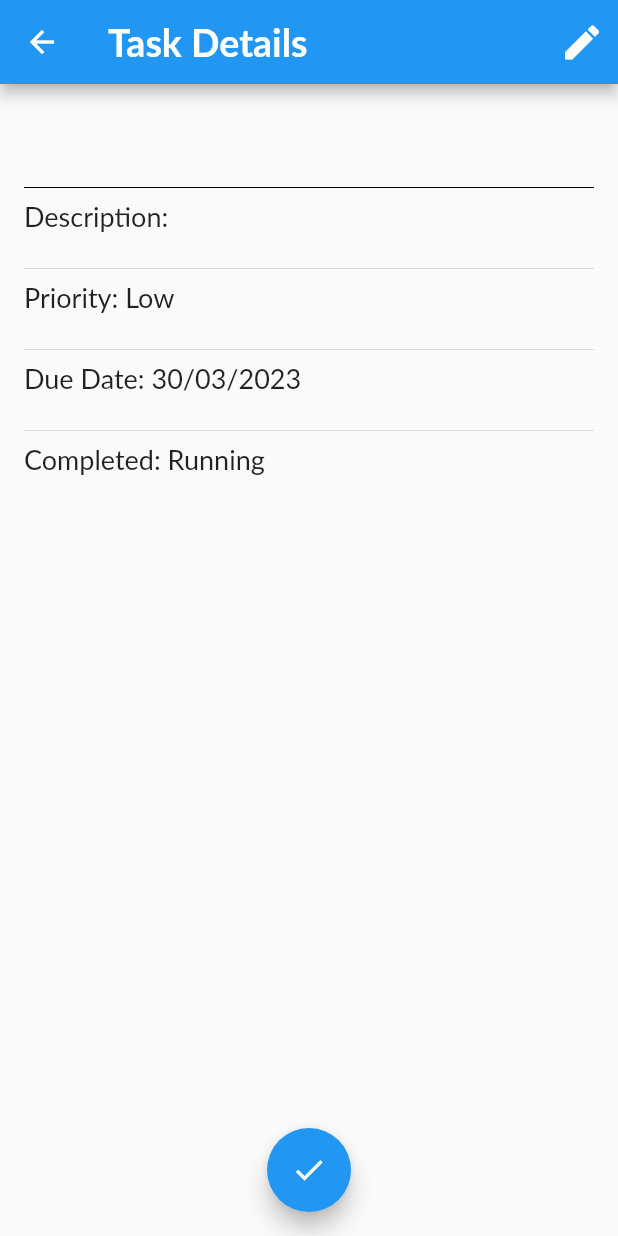
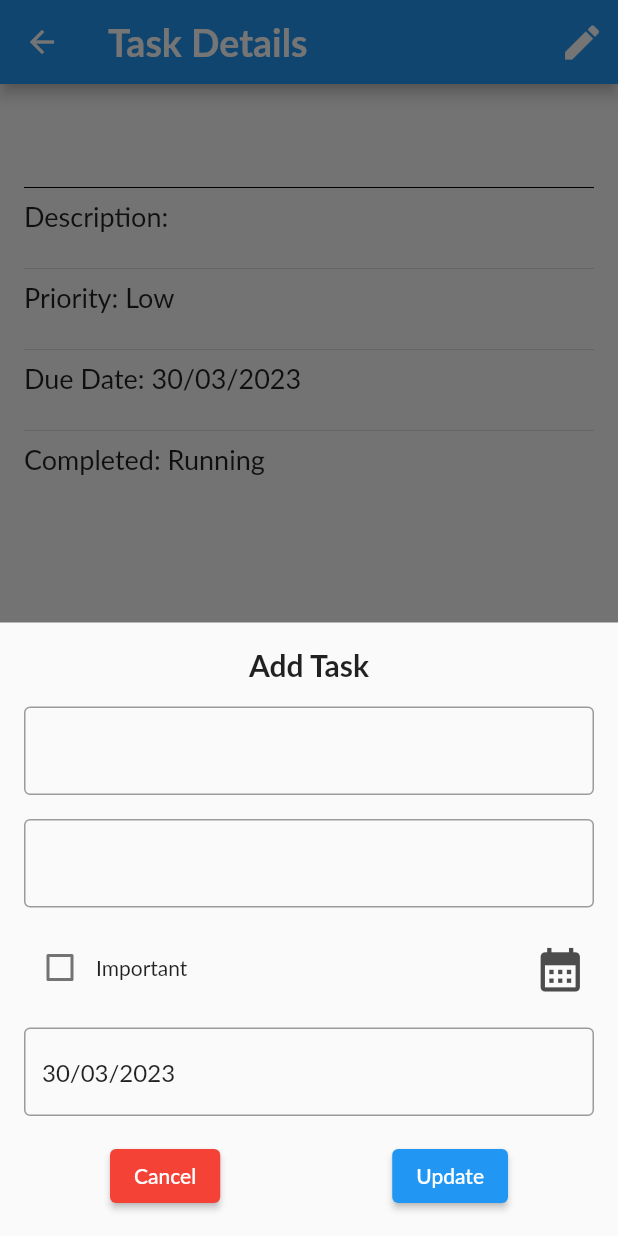
Before and after one commit to MiB1910102/CT484_ToDoList, a Flutter app: the TaskDetail screen opened directly with empty values, after a tap on the "edit" icon, on a phone screen of 412 x 824 dp. Run offline on Flutter 3.47's test engine with Material 2 defaults, Android fonts, the phone set to English and light mode, and no system bars; network calls fail; Roboto replaces fonts that are missing (Lato).

Commit message:
update chuc nang edit task

```diff
--- a/lib/models/task.dart
+++ b/lib/models/task.dart
@@ -1,10 +1,10 @@
 import 'package:flutter/foundation.dart';
 
 class Task {
-  final String taskId;
-  final String taskName;
-  final String description;
-  final DateTime duedate;
+  late String taskId;
+  late String taskName;
+  late String description;
+  late DateTime duedate;
   late ValueNotifier<bool> _isImportant;
   late ValueNotifier<bool> _isDone;
 
@@ -41,4 +41,22 @@ class Task {
   ValueNotifier<bool> get isDoneListenable {
     return _isDone;
   }
+
+  Task copyWith({
+    String? taskId,
+    String? taskName,
+    String? description,
+    bool? isImportant,
+    DateTime? duedate,
+    bool? isDone,
+  }) {
+    return Task(
+      taskId: taskId ?? this.taskId,
+      taskName: taskName ?? this.taskName,
+      description: description ?? this.description,
+      isImportant: isImportant ?? this.isImportant,
+      duedate: duedate ?? this.duedate,
+      isDone: isDone ?? this.isDone,
+    );
+  }
 }
--- /dev/null
+++ b/lib/shared/edit_task_modal.dart
@@ -0,0 +1,158 @@
+// ignore_for_file: prefer_const_constructors, annotate_overrides, avoid_print
+
+import 'package:flutter/material.dart';
+import 'package:intl/intl.dart';
+import 'package:provider/provider.dart';
+import 'package:todolist/models/task.dart';
+import '../tasks/task_manager.dart';
+
+class EditTaskModal extends StatefulWidget {
+  EditTaskModal({Key? key, required this.task, required this.refreshTask})
+      : super(key: key);
+  final Task task;
+  Function refreshTask;
+  @override
+  State<EditTaskModal> createState() => _EditTaskModalState();
+}
+
+class _EditTaskModalState extends State<EditTaskModal> {
+  final taskNameController = TextEditingController();
+  final descriptionController = TextEditingController();
+  final dueDateController = TextEditingController();
+  DateTime? selectedDate;
+  bool _isChecked = false;
+  @override
+  void dispose() {
+    taskNameController.dispose();
+    descriptionController.dispose();
+    dueDateController.dispose();
+    super.dispose();
+  }
+
+  @override
+  void initState() {
+    super.initState();
+    taskNameController.text = widget.task.taskName;
+    descriptionController.text = widget.task.description;
+    selectedDate = widget.task.duedate;
+    dueDateController.text = DateFormat('dd/MM/yyyy').format(selectedDate!);
+    _isChecked = widget.task.isImportant;
+  }
+
+  @override
+  Widget build(BuildContext context) {
+    return Padding(
+      padding: MediaQuery.of(context).viewInsets,
+      child: Container(
+        padding: EdgeInsets.all(16.0),
+        child: Column(
+          mainAxisSize: MainAxisSize.min,
+          children: [
+            Text(
+              'Add Task',
+              style: TextStyle(
+                fontWeight: FontWeight.bold,
+                fontSize: 20.0,
+              ),
+            ),
+            SizedBox(height: 16.0),
+            TextField(
+              controller: taskNameController,
+              decoration: InputDecoration(
+                border: OutlineInputBorder(),
+              ),
+            ),
+            SizedBox(height: 16.0),
+            TextField(
+              controller: descriptionController,
+              decoration: InputDecoration(
+                // labelText: taskNow?.description,
+                border: OutlineInputBorder(),
+              ),
+            ),
+            SizedBox(height: 16.0),
+            Row(
+              mainAxisAlignment: MainAxisAlignment.spaceBetween,
+              // ignore: prefer_const_literals_to_create_immutables
+              children: [
+                Row(
+                  children: [
+                    Checkbox(
+                      checkColor: Colors.white,
+                      value: _isChecked,
+                      onChanged: (bool? value) {
+                        setState(() {
+                          _isChecked = value ?? false;
+                        });
+                      },
+                    ),
+                    Text('Important'),
+                  ],
+                ),
+                IconButton(
+                  icon: const Icon(
+                    Icons.calendar_month_sharp,
+                    size: 35,
+                    color: Color.fromARGB(255, 76, 76, 76),
+                  ),
+                  onPressed: () async {
+                    final DateTime? pickedDate = await showDatePicker(
+                      context: context,
+                      initialDate: DateTime.now(),
+                      firstDate: DateTime.now(),
+                      lastDate: DateTime(2100),
+                    );
+                    if (pickedDate != null && pickedDate != selectedDate) {
+                      setState(() {
+                        selectedDate = pickedDate;
+                        dueDateController.text =
+                            DateFormat('dd/MM/yyyy').format(selectedDate!);
+                      });
+                    }
+                  },
+                ),
+              ],
+            ),
+            SizedBox(height: 16.0),
+            TextField(
+              controller: dueDateController,
+              decoration: InputDecoration(
+                // labelText: DateFormat('dd/MM/yyyy').format(duedate!),
+                border: OutlineInputBorder(),
+              ),
+              readOnly: true,
+            ),
+            SizedBox(height: 16.0),
+            Row(
+              mainAxisAlignment: MainAxisAlignment.spaceAround,
+              children: [
+                ElevatedButton(
+                  style: ButtonStyle(
+                    backgroundColor:
+                        MaterialStateProperty.all<Color>(Colors.red),
+                  ),
+                  onPressed: () {},
+                  child: Text('Cancel'),
+                ),
+                ElevatedButton(
+                  onPressed: () {
+                    context.read<TaskManager>().updateTask(
+                          widget.task.taskId,
+                          taskNameController.text,
+                          descriptionController.text,
+                          _isChecked,
+                          dueDateController.text,
+                        );
+                    widget.refreshTask();
+                    Navigator.pop(context);
+                  },
+                  child: Text('Update'),
+                ),
+              ],
+            )
+          ],
+        ),
+      ),
+    );
+  }
+}
--- a/lib/tasks/task_detail.dart
+++ b/lib/tasks/task_detail.dart
@@ -4,12 +4,22 @@ import 'package:flutter/material.dart';
 import '../models/task.dart';
 import 'package:intl/intl.dart';
 
+import '../shared/edit_task_modal.dart';
 import 'task_manager.dart'; // import package intl
 
-class TaskDetail extends StatelessWidget {
+class TaskDetail extends StatefulWidget {
   final Task task;
 
   const TaskDetail({Key? key, required this.task}) : super(key: key);
+
+  @override
+  State<TaskDetail> createState() => _TaskDetailState();
+}
+
+class _TaskDetailState extends State<TaskDetail> {
+  void refreshTask() {
+    setState(() {});
+  }
 
   @override
   Widget build(BuildContext context) {
@@ -25,7 +35,16 @@ class TaskDetail extends StatelessWidget {
               Icons.edit,
               size: 30,
             ),
-            onPressed: () {},
+            onPressed: () {
+              showModalBottomSheet(
+                isScrollControlled: true,
+                context: context,
+                builder: (BuildContext context) {
+                  return EditTaskModal(
+                      refreshTask: refreshTask, task: widget.task);
+                },
+              );
+            },
           ),
         ],
       ),
@@ -35,7 +54,7 @@ class TaskDetail extends StatelessWidget {
           crossAxisAlignment: CrossAxisAlignment.start,
           children: [
             Text(
-              task.taskName,
+              widget.task.taskName,
               style: TextStyle(
                 fontSize: 24.0,
                 fontWeight: FontWeight.bold,
@@ -46,7 +65,7 @@ class TaskDetail extends StatelessWidget {
               color: Colors.black,
             ),
             Text(
-              'Description: ${task.description}',
+              'Description: ${widget.task.description}',
               style: TextStyle(
                 fontSize: 18.0,
               ),
@@ -54,7 +73,7 @@ class TaskDetail extends StatelessWidget {
             SizedBox(height: 16.0),
             const Divider(),
             Text(
-              'Priority: ${task.isImportant ? "High" : "Low"}',
+              'Priority: ${widget.task.isImportant ? "High" : "Low"}',
               style: TextStyle(
                 fontSize: 18.0,
               ),
@@ -62,7 +81,7 @@ class TaskDetail extends StatelessWidget {
             SizedBox(height: 16.0),
             const Divider(),
             Text(
-              'Due Date: ${DateFormat('dd/MM/yyyy').format(task.duedate)}',
+              'Due Date: ${DateFormat('dd/MM/yyyy').format(widget.task.duedate)}',
               style: TextStyle(
                 fontSize: 18.0,
               ),
@@ -70,7 +89,7 @@ class TaskDetail extends StatelessWidget {
             SizedBox(height: 16.0),
             const Divider(),
             Text(
-              'Completed: ${task.isDone ? "Done" : "Running"}',
+              'Completed: ${widget.task.isDone ? "Done" : "Running"}',
               style: TextStyle(
                 fontSize: 18.0,
               ),
@@ -78,24 +97,24 @@ class TaskDetail extends StatelessWidget {
           ],
         ),
       ),
-      floatingActionButton: !task.isDone
+      floatingActionButton: !widget.task.isDone
           ? FloatingActionButton(
-              onPressed: task.isDone
+              onPressed: widget.task.isDone
                   ? null
                   : () {
-                      TaskManager().updateTaskStatus(task.taskId);
+                      TaskManager().updateTaskStatus(widget.task.taskId);
                       Navigator.pop(context);
                     },
               // ignore: sort_child_properties_last
               child: ValueListenableBuilder<bool>(
-                valueListenable: task.isDoneListenable,
+                valueListenable: widget.task.isDoneListenable,
                 builder: (context, isDone, child) {
                   return IconButton(
                     icon: Icon(
                       Icons.check,
                     ),
                     onPressed: () {
-                      task.isDone = true;
+                      widget.task.isDone = true;
                       Navigator.pop(context);
                     },
                   );
--- a/lib/tasks/task_manager.dart
+++ b/lib/tasks/task_manager.dart
@@ -1,6 +1,4 @@
 // ignore_for_file: unnecessary_string_interpolations
-
-import 'package:flutter/foundation.dart';
 import 'package:flutter/material.dart';
 import 'package:intl/intl.dart';
 import 'package:todolist/models/task.dart';
@@ -84,22 +82,6 @@ class TaskManager with ChangeNotifier {
     notifyListeners();
   }
 
-  // void addTask(
-  //   String taskName,
-  //   String description,
-  //   bool isImportant,
-  //   String dueDate,
-  // ) {
-  //   final newTask = Task(
-  //     taskId: DateTime.now().toString(),
-  //     taskName: taskName,
-  //     description: description,
-  //     duedate: DateFormat('dd/MM/yyyy').parse(dueDate),
-  //     isImportant: isImportant,
-  //   );
-  //   _tasks.add(newTask);
-  //   notifyListeners();
-  // }
   void addTask(
       String taskName, String description, bool important, String dueDate) {
     Task task = Task(
@@ -111,4 +93,14 @@ class TaskManager with ChangeNotifier {
     _tasks.add(task);
     notifyListeners();
   }
+
+  void updateTask(String taskId, String taskName, String description,
+      bool important, String dueDate) {
+    Task task = _tasks.firstWhere((task) => task.taskId == taskId);
+    task.taskName = taskName;
+    task.description = description;
+    task.isImportant = important;
+    task.duedate = DateFormat('dd/MM/yyyy').parse(dueDate);
+    notifyListeners();
+  }
 }
```
